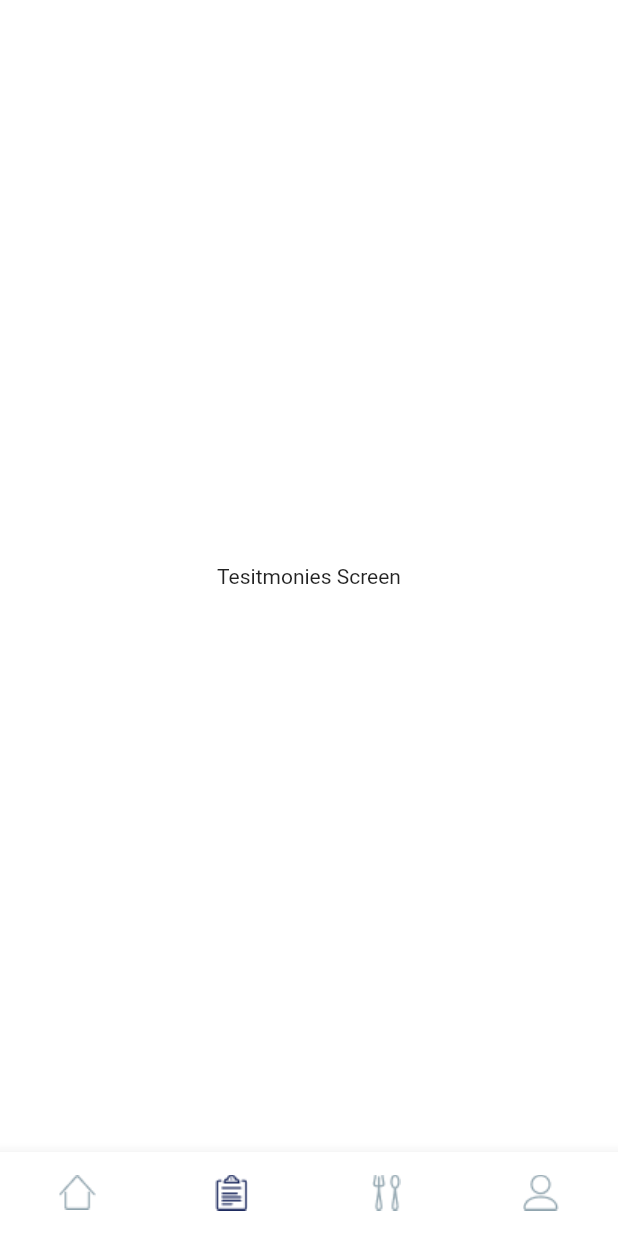
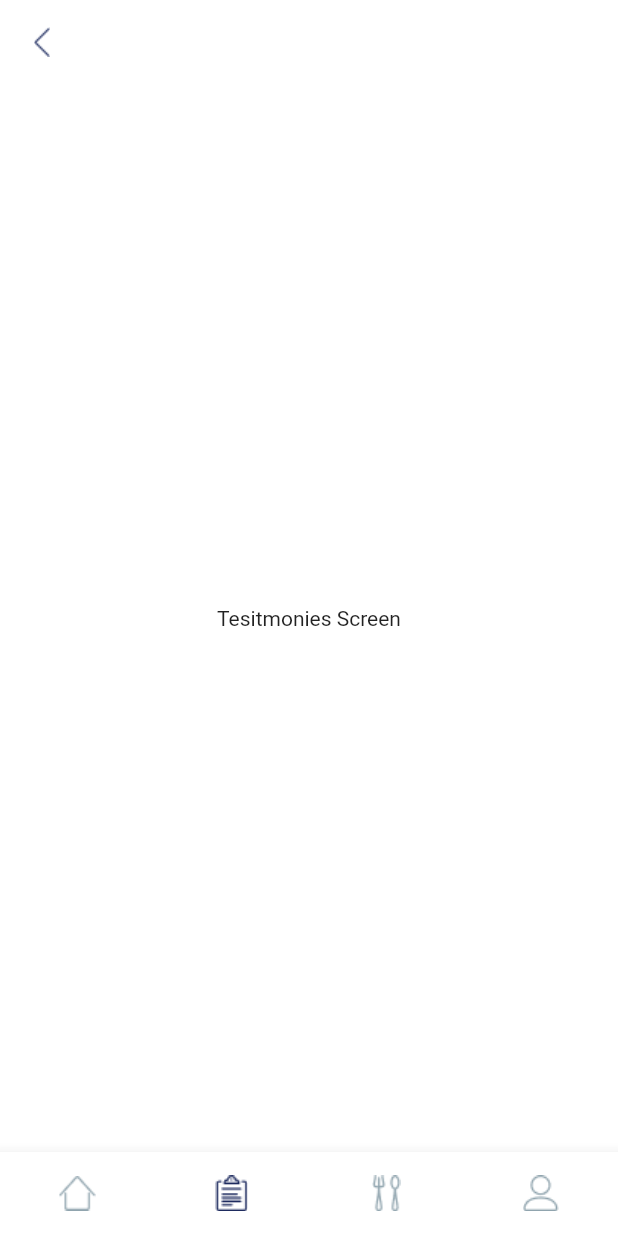
Before and after one commit to DaviesNyantakyi/cop_belgium, a Flutter app: the HomeScreen screen opened by its route, item 2 of the bottom bar chosen, on a phone screen of 412 x 824 dp. Run offline on Flutter 3.47's test engine with Material 2 defaults, Android fonts, the phone set to English and light mode, and no system bars.

Commit message:
bottomNav bug fix

```diff
--- a/lib/main.dart
+++ b/lib/main.dart
@@ -19,7 +19,7 @@ class MyApp extends StatelessWidget {
   Widget build(BuildContext context) {
     return MaterialApp(
       title: 'Cop Belgium',
-      home: const HomeScreen(),
+      home: const WelcomeScreen(),
       theme: _theme,
       routes: {
         WelcomeScreen.welcomeScreen: (context) => const WelcomeScreen(),
--- a/lib/screens/home_screen.dart
+++ b/lib/screens/home_screen.dart
@@ -2,7 +2,7 @@ import 'package:cop_belgium/screens/fasting_screen.dart';
 import 'package:cop_belgium/screens/podcast_screen.dart';
 import 'package:cop_belgium/screens/profile_screen.dart';
 import 'package:cop_belgium/screens/testimonies_screen.dart';
-import 'package:cop_belgium/utilities/colors.dart';
+import 'package:cop_belgium/utilities/constant.dart';
 import 'package:flutter/material.dart';
 
 class HomeScreen extends StatefulWidget {
@@ -50,6 +50,8 @@ Widget _buildBottomNavBar({Function(int)? onTap, required int index}) {
     unselectedItemColor: kYellow,
     showSelectedLabels: false,
     showUnselectedLabels: false,
+    selectedFontSize: 0, // if not set to 0 exception bug
+    unselectedFontSize: 0, // if not set to 0 exception bug
     selectedIconTheme: const IconThemeData(
       color: kBlueDark,
     ),
@@ -61,44 +63,48 @@ Widget _buildBottomNavBar({Function(int)? onTap, required int index}) {
     onTap: onTap,
     items: [
       BottomNavigationBarItem(
+        tooltip: 'Home',
+        label: 'Home',
         icon: Image.asset(
           'assets/images/icons/home_icon.png',
           color: _bottomNavColor,
         ),
-        label: 'Home',
         activeIcon: Image.asset(
           'assets/images/icons/home_icon.png',
           color: kBlueDark,
         ),
       ),
       BottomNavigationBarItem(
+        label: 'Testimonies',
+        tooltip: 'Testimonies',
         icon: Image.asset(
           'assets/images/icons/testimony_icon.png',
           color: _bottomNavColor,
         ),
-        label: 'Testimonies',
         activeIcon: Image.asset(
           'assets/images/icons/testimony_icon.png',
           color: kBlueDark,
         ),
       ),
       BottomNavigationBarItem(
+        label: 'Fasting',
+        tooltip: 'Fasting',
         icon: Image.asset(
           'assets/images/icons/fasting_icon.png',
           color: _bottomNavColor,
         ),
-        label: 'Fasting',
         activeIcon: Image.asset(
           'assets/images/icons/fasting_icon.png',
           color: kBlueDark,
         ),
       ),
       BottomNavigationBarItem(
+        label: 'Profile',
+        tooltip: 'Profile',
         icon: Image.asset(
           'assets/images/icons/profile_icon.png',
           color: _bottomNavColor,
         ),
-        label: 'Profile',
         activeIcon: Image.asset(
           'assets/images/icons/profile_icon.png',
           color: kBlueDark,
@@ -112,7 +118,7 @@ PreferredSizeWidget _buildAppbar({VoidCallback? onTap}) {
   return AppBar(
     actions: [
       Container(
-        margin: const EdgeInsets.symmetric(horizontal: 10),
+        margin: const EdgeInsets.symmetric(horizontal: kAppbarPadding),
         child: InkWell(
           splashColor: kBlueLight,
           child: Image.asset(
--- a/lib/screens/testimonies_screen.dart
+++ b/lib/screens/testimonies_screen.dart
@@ -1,3 +1,4 @@
+import 'package:cop_belgium/utilities/constant.dart';
 import 'package:flutter/material.dart';
 
 class TestimoniesScreen extends StatelessWidget {
@@ -6,8 +7,11 @@ class TestimoniesScreen extends StatelessWidget {
 
   @override
   Widget build(BuildContext context) {
-    return const Scaffold(
-      body: SafeArea(
+    return Scaffold(
+      appBar: _buildAppbar(onTap: () {
+        Navigator.pop(context);
+      }),
+      body: const SafeArea(
         child: Center(
           child: Text('Tesitmonies Screen'),
         ),
@@ -15,3 +19,16 @@ class TestimoniesScreen extends StatelessWidget {
     );
   }
 }
+
+PreferredSizeWidget _buildAppbar({VoidCallback? onTap}) {
+  return AppBar(
+    leading: Container(
+      margin: const EdgeInsets.symmetric(horizontal: kAppbarPadding),
+      child: InkWell(
+        splashColor: kBlueLight,
+        child: Image.asset('assets/images/icons/arrow_left_icon.png'),
+        onTap: onTap,
+      ),
+    ),
+  );
+}
--- a/lib/utilities/colors.dart
+++ b/lib/utilities/constant.dart
@@ -4,3 +4,4 @@ const Color kBlue = Color(0xFF4F6BFE);
 const Color kBlueDark = Color(0xFF1E2B5F);
 const Color kBlueLight = Color(0xFFF3FAFF);
 const Color kYellow = Color(0xFFFEAE4F);
+const double kAppbarPadding = 10.0;
--- a/lib/utilities/fonts.dart
+++ b/lib/utilities/fonts.dart
@@ -1,4 +1,4 @@
-import 'package:cop_belgium/utilities/colors.dart';
+import 'package:cop_belgium/utilities/constant.dart';
 import 'package:flutter/cupertino.dart';
 
 import 'package:flutter/material.dart';
--- a/lib/widgets/podcast_card.dart
+++ b/lib/widgets/podcast_card.dart
@@ -1,4 +1,4 @@
-import 'package:cop_belgium/utilities/colors.dart';
+import 'package:cop_belgium/utilities/constant.dart';
 import 'package:cop_belgium/utilities/fonts.dart';
 import 'package:flutter/material.dart';
 
```
Also changed, not shown: lib/screens/podcast_screen.dart (+7 -1 lines), lib/screens/welcome_screen.dart (+23 -7 lines), assets/images/icons/arrow_left_icon.png (added).
